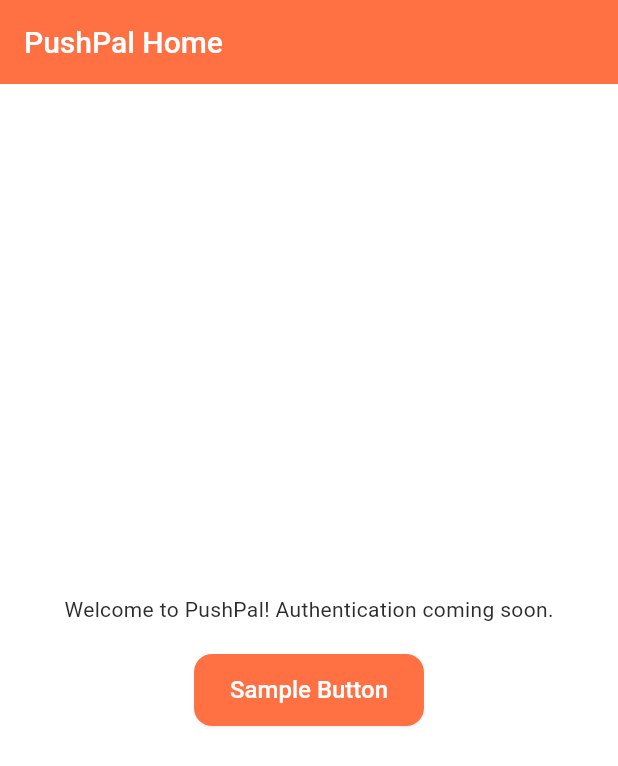
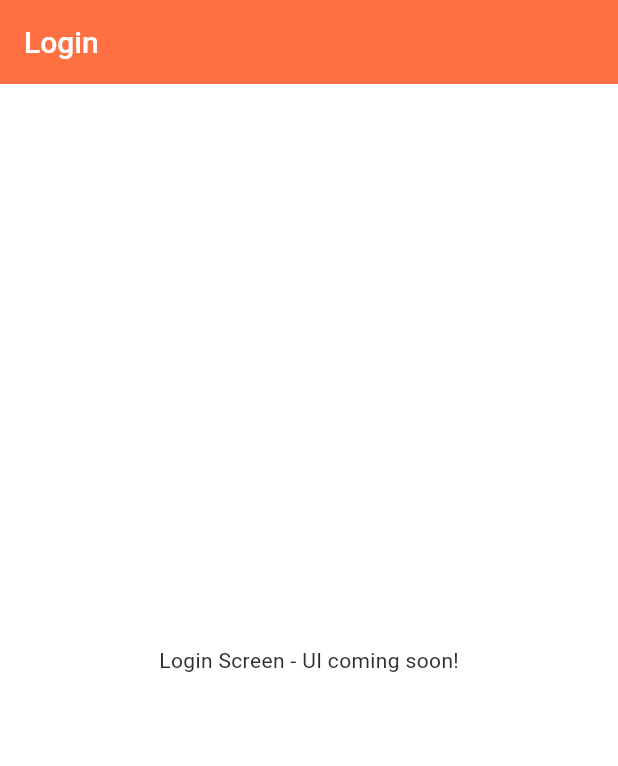
Before and after one commit to AlrxKali/PushPal, a Flutter app: the screen it shows after launch, on a phone screen of 412 x 824 dp. Shown: the top 766 px of the screen. Run offline on Flutter 3.47's test engine with Material 3 defaults, Android fonts, the phone set to English and light mode, and no system bars; our stand-ins replace firebase_auth, firebase_core, flutter_riverpod, go_router; accounts and stored records are empty.

Commit message:
Splash to login or homescreen implemented

```diff
--- /dev/null
+++ b/lib/src/features/auth/presentation/login_screen.dart
@@ -0,0 +1,15 @@
+import 'package:flutter/material.dart';
+
+class LoginScreen extends StatelessWidget {
+  const LoginScreen({super.key});
+
+  @override
+  Widget build(BuildContext context) {
+    return Scaffold(
+      appBar: AppBar(title: const Text('Login')),
+      body: const Center(
+        child: Text('Login Screen - UI coming soon!'),
+      ),
+    );
+  }
+}
--- a/lib/src/routing/app_router.dart
+++ b/lib/src/routing/app_router.dart
@@ -3,6 +3,8 @@ import 'package:go_router/go_router.dart';
 // import 'package:push_pal/main.dart'; // Old import for HomeScreen
 import 'package:push_pal/src/features/home/presentation/home_screen.dart'; // New import for HomeScreen
 import 'package:push_pal/src/features/splash/presentation/splash_screen.dart'; // Import SplashScreen
+import 'package:push_pal/src/features/auth/presentation/login_screen.dart'; // Import LoginScreen
+import 'package:push_pal/src/features/auth/presentation/signup_screen.dart'; // Import SignupScreen
 
 // Private navigators
 final _rootNavigatorKey = GlobalKey<NavigatorState>();
@@ -25,6 +27,16 @@ final appRouter = GoRouter(
       // TODO: Later, add a redirect from '/' based on auth state if needed,
       // or make sure splash screen always handles the initial auth check and redirect.
     ),
+    GoRoute(
+      path: '/login',
+      name: 'login',
+      builder: (context, state) => const LoginScreen(),
+    ),
+    GoRoute(
+      path: '/signup',
+      name: 'signup',
+      builder: (context, state) => const SignupScreen(),
+    ),
     // TODO: Add more routes and sub-routes as features are developed
     // routes: [
     //   GoRoute(
--- a/pubspec.yaml
+++ b/pubspec.yaml
@@ -37,6 +37,7 @@ dependencies:
 
   # Firebase
   firebase_core: ^3.4.0
+  firebase_auth: ^5.2.0
 
   # Routing
   go_router: ^15.0.1
```
Also changed, not shown: lib/src/features/auth/application/auth_service.dart (added, +68 -0 lines), lib/src/features/auth/presentation/signup_screen.dart (added, +15 -0 lines), lib/src/features/splash/presentation/splash_screen.dart (+14 -8 lines), pubspec.lock, 3 other files.
